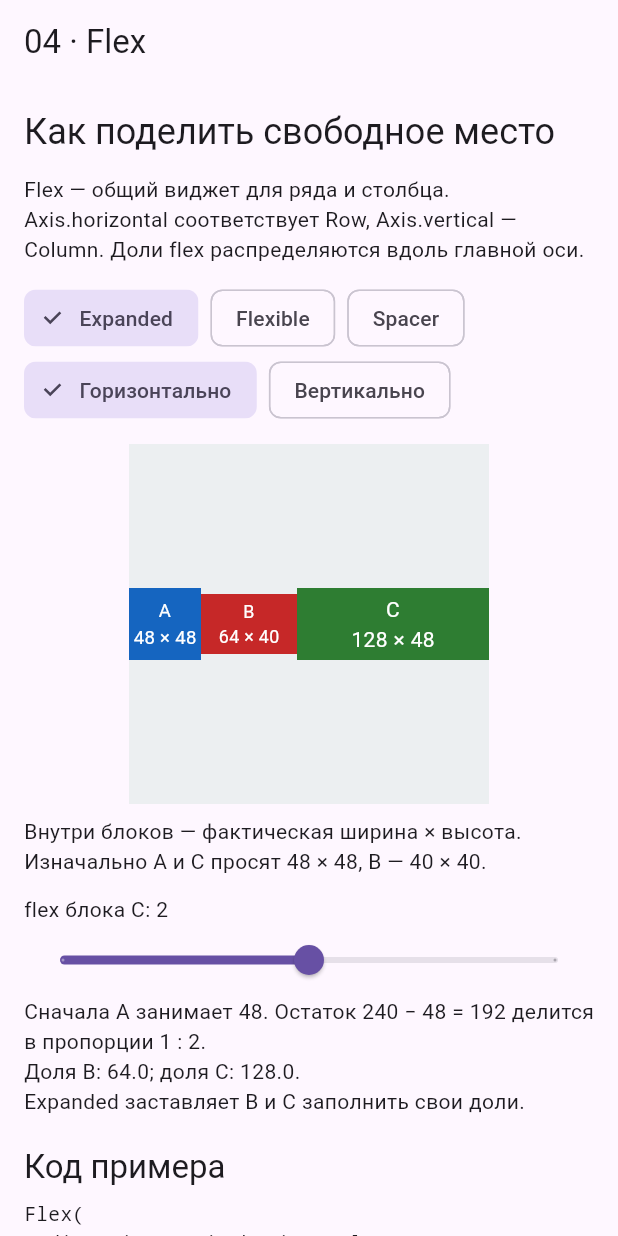
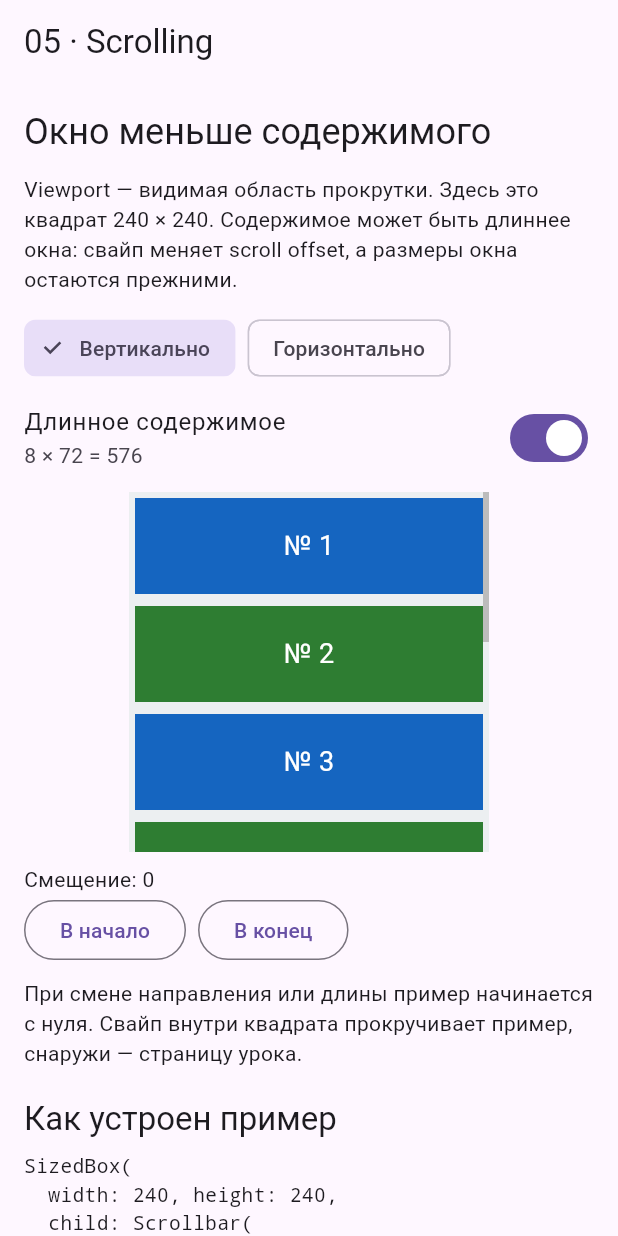
Before and after one commit to aslanDos/Learning-App, a Flutter app: the screen it shows after launch, on a phone screen of 412 x 824 dp. Run offline on Flutter 3.47's test engine with Material 3 defaults, Android fonts, the phone set to English and light mode, and no system bars.

Commit message:
Add lesson 05: scrolling playground and study notes

```diff
--- a/lib/main.dart
+++ b/lib/main.dart
@@ -9,120 +9,46 @@ class MyApp extends StatelessWidget {
   Widget build(BuildContext context) => const MaterialApp(
     debugShowCheckedModeBanner: false,
     title: 'Learning App',
-    home: FlexLessonScreen(),
+    home: ScrollingLessonScreen(),
   );
 }
 
-enum FlexDemo { expanded, flexible, spacer }
-
-class FlexLessonScreen extends StatefulWidget {
-  const FlexLessonScreen({super.key});
+class ScrollingLessonScreen extends StatefulWidget {
+  const ScrollingLessonScreen({super.key});
 
   @override
-  State<FlexLessonScreen> createState() => _FlexLessonScreenState();
+  State<ScrollingLessonScreen> createState() => _ScrollingLessonScreenState();
 }
 
-class _FlexLessonScreenState extends State<FlexLessonScreen> {
-  FlexDemo _mode = FlexDemo.expanded;
-  Axis _axis = Axis.horizontal;
-  int _secondFlex = 2;
-
-  List<Widget> get _children {
-    const a = SizeBlock(id: 'A', desiredSize: 48, color: Color(0xFF1565C0));
-    const b = SizeBlock(id: 'B', desiredSize: 40, color: Color(0xFFC62828));
-    const c = SizeBlock(id: 'C', desiredSize: 48, color: Color(0xFF2E7D32));
-    return switch (_mode) {
-      FlexDemo.expanded => [
-        a,
-        const Expanded(child: b),
-        Expanded(flex: _secondFlex, child: c),
-      ],
-      FlexDemo.flexible => [
-        a,
-        const Flexible(fit: FlexFit.loose, child: b),
-        Expanded(flex: _secondFlex, child: c),
-      ],
-      FlexDemo.spacer => [a, const Spacer(), b, Spacer(flex: _secondFlex), c],
-    };
-  }
-
-  String get _code {
-    final children = switch (_mode) {
-      FlexDemo.expanded =>
-        '    blockA,\n'
-            '    Expanded(flex: 1, child: blockB),\n'
-            '    Expanded(flex: $_secondFlex, child: blockC),\n',
-      FlexDemo.flexible =>
-        '    blockA,\n'
-            '    Flexible(flex: 1, fit: FlexFit.loose,\n      child: blockB),\n'
-            '    Expanded(flex: $_secondFlex, child: blockC),\n',
-      FlexDemo.spacer =>
-        '    blockA,\n'
-            '    Spacer(flex: 1),\n'
-            '    blockB,\n'
-            '    Spacer(flex: $_secondFlex),\n'
-            '    blockC,\n',
-    };
-    return 'Flex(\n  direction: $_axis,\n'
-        '  mainAxisAlignment: MainAxisAlignment.start,\n'
-        '  crossAxisAlignment: CrossAxisAlignment.center,\n'
-        '  children: [\n$children  ],\n)';
-  }
-
-  String get _explanation {
-    if (_mode == FlexDemo.spacer) {
-      return 'Блоки занимают 48 + 40 + 48 = 136. Остаток 104 делят '
-          'два Spacer в пропорции 1 : $_secondFlex. Серые промежутки '
-          'растут, размеры блоков сохраняются.';
-    }
-    final firstShare = 192 / (1 + _secondFlex);
-    final secondShare = firstShare * _secondFlex;
-    return 'Сначала A занимает 48. Остаток 240 − 48 = 192 делится '
-        'в пропорции 1 : $_secondFlex.\n'
-        'Доля B: ${firstShare.toStringAsFixed(1)}; '
-        'доля C: ${secondShare.toStringAsFixed(1)}.\n'
-        '${_mode == FlexDemo.expanded ? 'Expanded заставляет B и C заполнить свои доли.' : 'Flexible разрешает B занять меньше своей доли. B просит 40; C всё равно получает свою исходную долю. Остаток B не передаётся C.'}';
-  }
+class _ScrollingLessonScreenState extends State<ScrollingLessonScreen> {
+  Axis _axis = Axis.vertical;
+  bool _longContent = true;
 
   @override
   Widget build(BuildContext context) => Scaffold(
-    appBar: AppBar(title: const Text('04 · Flex')),
+    appBar: AppBar(title: const Text('05 · Scrolling')),
     body: SafeArea(
       child: ListView(
+        key: const ValueKey('lesson-scroll'),
         padding: const EdgeInsets.all(16),
         children: [
           Text(
-            'Как поделить свободное место',
+            'Окно меньше содержимого',
             style: Theme.of(context).textTheme.headlineSmall,
           ),
           const SizedBox(height: 12),
           const Text(
-            'Flex — общий виджет для ряда и столбца. '
-            'Axis.horizontal соответствует Row, Axis.vertical — Column. '
-            'Доли flex распределяются вдоль главной оси.',
+            'Viewport — видимая область прокрутки. Здесь это квадрат '
+            '240 × 240. Содержимое может быть длиннее окна: свайп меняет '
+            'scroll offset, а размеры окна остаются прежними.',
           ),
           const SizedBox(height: 12),
           Wrap(
             spacing: 8,
             children: [
               for (final entry in const {
-                FlexDemo.expanded: 'Expanded',
-                FlexDemo.flexible: 'Flexible',
-                FlexDemo.spacer: 'Spacer',
-              }.entries)
-                ChoiceChip(
-                  label: Text(entry.value),
-                  selected: _mode == entry.key,
-                  onSelected: (_) => setState(() => _mode = entry.key),
-                ),
-            ],
-          ),
-          Wrap(
-            spacing: 8,
-            children: [
-              for (final entry in const {
+                Axis.vertical: 'Вертикально',
                 Axis.horizontal: 'Горизонтально',
-                Axis.vertical: 'Вертикально',
               }.entries)
                 ChoiceChip(
                   label: Text(entry.value),
@@ -131,59 +57,68 @@ class _FlexLessonScreenState extends State<FlexLessonScreen> {
                 ),
             ],
           ),
-          const SizedBox(height: 12),
-          Center(
-            child: SizedBox.square(
-              dimension: 240,
-              child: ColoredBox(
-                key: const ValueKey('demo-area'),
-                color: const Color(0xFFECEFF1),
-                child: Flex(
-                  direction: _axis,
-                  mainAxisAlignment: MainAxisAlignment.start,
-                  crossAxisAlignment: CrossAxisAlignment.center,
-                  children: _children,
+          SwitchListTile(
+            contentPadding: EdgeInsets.zero,
+            title: const Text('Длинное содержимое'),
+            subtitle: Text(_longContent ? '8 × 72 = 576' : '3 × 72 = 216'),
+            value: _longContent,
+            onChanged: (value) => setState(() => _longContent = value),
           ),
+          ScrollDemo(
+            // Каждый вариант начинает с нулевого смещения и новым controller.
+            key: ValueKey('${_axis.name}-$_longContent'),
+            axis: _axis,
+            count: _longContent ? 8 : 3,
           ),
+          const Text(
+            'При смене направления или длины пример начинается с нуля. '
+            'Свайп внутри квадрата прокручивает пример, снаружи — страницу урока.',
           ),
+          const SizedBox(height: 20),
+          Text(
+            'Как устроен пример',
+            style: Theme.of(context).textTheme.titleLarge,
           ),
           const SizedBox(height: 8),
-          const Text(
-            'Внутри блоков — фактическая ширина × высота. '
-            'Изначально A и C просят 48 × 48, B — 40 × 40.',
-          ),
-          const SizedBox(height: 12),
-          Text(
-            _mode == FlexDemo.spacer
-                ? 'flex второго Spacer: $_secondFlex'
-                : 'flex блока C: $_secondFlex',
-          ),
-          Slider(
-            key: const ValueKey('flex-slider'),
-            value: _secondFlex.toDouble(),
-            min: 1,
-            max: 3,
-            divisions: 2,
-            label: '$_secondFlex',
-            onChanged: (value) => setState(() => _secondFlex = value.round()),
-          ),
-          Text(_explanation),
-          const SizedBox(height: 20),
-          Text('Код примера', style: Theme.of(context).textTheme.titleLarge),
-          const SizedBox(height: 8),
           SelectableText(
-            _code,
+            'SizedBox(\n'
+            '  width: 240, height: 240,\n'
+            '  child: Scrollbar(\n'
+            '    controller: controller,\n'
+            '    thumbVisibility: true,\n'
+            '    child: SingleChildScrollView(\n'
+            '      controller: controller,\n'
+            '      primary: false,\n'
+            '      scrollDirection: $_axis,\n'
+            '      physics: ClampingScrollPhysics(),\n'
+            '      child: ${_axis == Axis.vertical ? 'Column' : 'Row'}(\n'
+            '        mainAxisSize: MainAxisSize.min,\n'
+            '        children: items, // ${_longContent ? 8 : 3} элементов по 72\n'
+            '      ),\n'
+            '    ),\n'
+            '  ),\n'
+            ')',
             style: const TextStyle(fontFamily: 'monospace', fontSize: 13),
           ),
+          const SizedBox(height: 16),
           const Text(
-            'blockA, blockB и blockC — экземпляры SizeBlock. '
-            'Весь Flex помещён в SizedBox 240 × 240.',
+            'ScrollController хранится в State и освобождается в dispose. '
+            'Кнопки используют animateTo, а текущий offset читается через '
+            'AnimatedBuilder. Scrollbar показывает положение в содержимом.',
+          ),
+          const SizedBox(height: 16),
+          const Text(
+            'Важно про ограничения: окно прокрутки имеет конечный размер, '
+            'но ребёнку разрешён неограниченный максимум вдоль оси прокрутки. '
+            'Внутри этой Column нет Expanded: ему было бы не из чего вычислить '
+            'конечную долю. Expanded снаружи scroll view в ограниченной Column '
+            'может, наоборот, выделить конечную высоту окна.',
           ),
           const SizedBox(height: 20),
           const Text(
-            'Проверь себя: сравни Expanded и Flexible при пропорции '
-            '1 : 2. Почему C не увеличился, когда B стал меньше? '
-            'Включи Spacer: что теперь получает доли свободного места?',
+            'Проверь себя: отключи длинное содержимое. Почему кнопка '
+            '«В конец» больше не сдвигает элементы? Верни 8 элементов, '
+            'переключи ось и сравни поведение.',
           ),
         ],
       ),
@@ -191,38 +126,110 @@ class _FlexLessonScreenState extends State<FlexLessonScreen> {
   );
 }
 
-class SizeBlock extends StatelessWidget {
-  const SizeBlock({
-    super.key,
-    required this.id,
-    required this.desiredSize,
-    required this.color,
-  });
+class ScrollDemo extends StatefulWidget {
+  const ScrollDemo({super.key, required this.axis, required this.count});
 
-  final String id;
-  final double desiredSize;
-  final Color color;
+  final Axis axis;
+  final int count;
 
   @override
-  Widget build(BuildContext context) => SizedBox(
-    width: desiredSize,
-    height: desiredSize,
+  State<ScrollDemo> createState() => _ScrollDemoState();
+}
+
+class _ScrollDemoState extends State<ScrollDemo> {
+  // Один controller обслуживает только внутреннюю область примера.
+  final _controller = ScrollController(keepScrollOffset: false);
+
+  void _scrollTo({required bool end}) {
+    if (!_controller.hasClients || !_controller.position.hasContentDimensions) {
+      return;
+    }
+    _controller.animateTo(
+      end ? _controller.position.maxScrollExtent : 0,
+      duration: const Duration(milliseconds: 350),
+      curve: Curves.easeOut,
+    );
+  }
+
+  @override
+  void dispose() {
+    _controller.dispose();
+    super.dispose();
+  }
+
+  @override
+  Widget build(BuildContext context) {
+    final items = [
+      for (var index = 1; index <= widget.count; index++)
+        SizedBox(
+          key: ValueKey('item-$index'),
+          width: widget.axis == Axis.horizontal ? 72 : 240,
+          height: widget.axis == Axis.vertical ? 72 : 240,
+          child: Padding(
+            padding: const EdgeInsets.all(4),
             child: ColoredBox(
-      key: ValueKey('block-$id'),
-      color: color,
-      child: LayoutBuilder(
-        builder: (context, limits) => Padding(
-          padding: const EdgeInsets.all(3),
-          child: FittedBox(
-            fit: BoxFit.scaleDown,
+              color: index.isOdd
+                  ? const Color(0xFF1565C0)
+                  : const Color(0xFF2E7D32),
+              child: Center(
                 child: Text(
-              '$id\n${limits.maxWidth.round()} × ${limits.maxHeight.round()}',
-              textAlign: TextAlign.center,
-              style: const TextStyle(color: Colors.white),
+                  '№ $index',
+                  style: const TextStyle(color: Colors.white, fontSize: 18),
                 ),
               ),
             ),
           ),
         ),
+    ];
+    return Column(
+      crossAxisAlignment: CrossAxisAlignment.start,
+      children: [
+        Center(
+          child: SizedBox.square(
+            dimension: 240,
+            child: ColoredBox(
+              key: const ValueKey('demo-viewport'),
+              color: const Color(0xFFECEFF1),
+              child: Scrollbar(
+                controller: _controller,
+                thumbVisibility: true,
+                child: SingleChildScrollView(
+                  key: const ValueKey('demo-scroll'),
+                  controller: _controller,
+                  primary: false,
+                  scrollDirection: widget.axis,
+                  physics: const ClampingScrollPhysics(),
+                  child: widget.axis == Axis.vertical
+                      ? Column(mainAxisSize: MainAxisSize.min, children: items)
+                      : Row(mainAxisSize: MainAxisSize.min, children: items),
+                ),
+              ),
+            ),
+          ),
+        ),
+        const SizedBox(height: 8),
+        AnimatedBuilder(
+          animation: _controller,
+          builder: (context, child) => Text(
+            'Смещение: ${(_controller.hasClients ? _controller.offset : 0).round()}',
+            key: const ValueKey('offset-label'),
+          ),
+        ),
+        Wrap(
+          spacing: 8,
+          children: [
+            OutlinedButton(
+              onPressed: () => _scrollTo(end: false),
+              child: const Text('В начало'),
+            ),
+            OutlinedButton(
+              onPressed: () => _scrollTo(end: true),
+              child: const Text('В конец'),
+            ),
+          ],
+        ),
+        const SizedBox(height: 8),
+      ],
     );
   }
+}
```
Also changed, not shown: 3 other files. Lines whose indentation alone changed are shown as unchanged.
